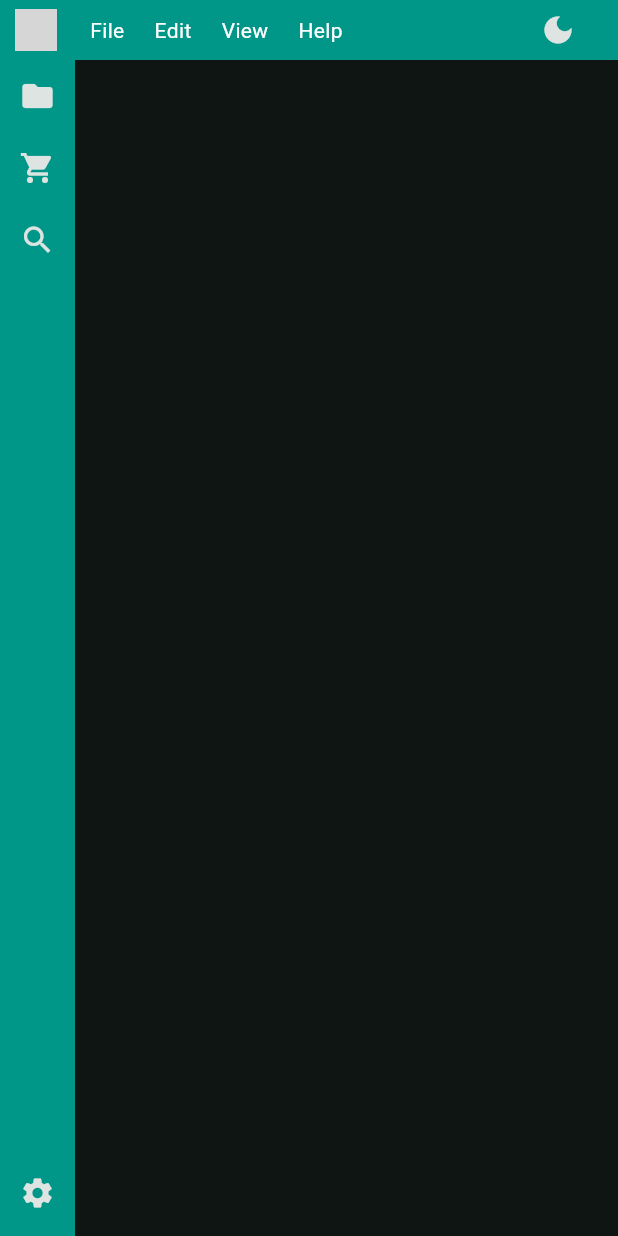
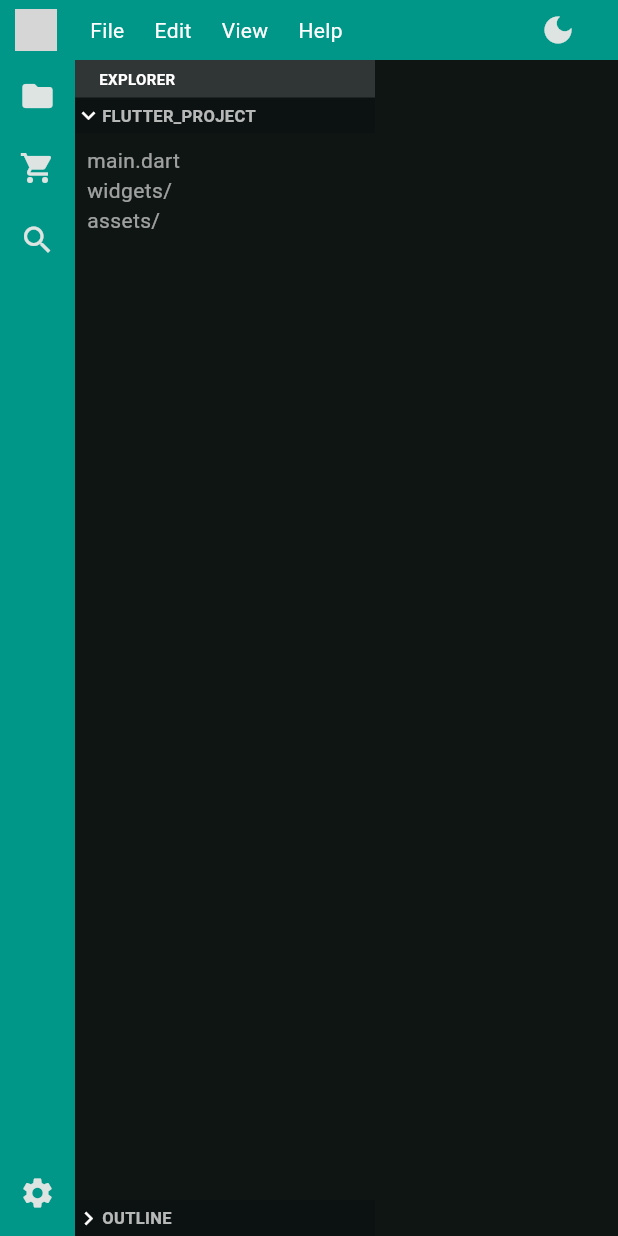
Before and after one commit to Scout2424/PhoneBoard_Project, a Flutter app: the screen it shows after launch, on a phone screen of 412 x 824 dp. Run offline on Flutter 3.47's test engine with Material 3 defaults, Android fonts, the phone set to English and light mode, and no system bars; grey boxes are pictures that could not be loaded.

Commit message:
Version 2.3 : File Explorer

```diff
--- /dev/null
+++ b/lib/widgets/file_explorer.dart
@@ -0,0 +1,114 @@
+import 'package:flutter/material.dart';
+
+class FileExplorer extends StatefulWidget {
+  const FileExplorer({super.key});
+
+  @override
+  State<FileExplorer> createState() => _FileExplorerState();
+}
+
+class _FileExplorerState extends State<FileExplorer> {
+  // State to track which sections are open
+  bool _isProjectOpen = true;
+  bool _isOutlineOpen = false;
+
+  @override
+  Widget build(BuildContext context) {
+    return Container(
+      width: 200,
+      color: Theme.of(context).colorScheme.surface,
+      child: Column(
+        children: [
+          // 1. HEADER (Static)
+          Container(
+            height: 25,
+            width: double.infinity,
+            alignment: Alignment.centerLeft,
+            padding: const EdgeInsets.only(left: 16),
+            color: Theme.of(context).colorScheme.surfaceContainerHighest,
+            child: const Text(
+              'EXPLORER',
+              style: TextStyle(
+                fontSize: 10,
+                fontWeight: FontWeight.bold,
+                color: Colors.white,
+              ),
+            ),
+          ),
+
+          // 2. PROJECT SECTION
+          _buildExpansionSection(
+            title: "FLUTTER_PROJECT",
+            isExpanded: _isProjectOpen,
+            onExpansionChanged: (val) => setState(() => _isProjectOpen = val),
+            content: "main.dart\nwidgets/\nassets/",
+          ),
+
+          // 3. SECOND SECTION (e.g., Outline or Dependencies)
+          _buildExpansionSection(
+            title: "OUTLINE",
+            isExpanded: _isOutlineOpen,
+            onExpansionChanged: (val) => setState(() => _isOutlineOpen = val),
+            content: "class MyIDEApp\n  build()\nclass Home",
+          ),
+        ],
+      ),
+    );
+  }
+
+  // Helper method to create modular sections
+  Widget _buildExpansionSection({
+    required String title,
+    required bool isExpanded,
+    required ValueChanged<bool> onExpansionChanged,
+    required String content,
+  }) {
+    return Expanded(
+      // If closed, it only takes its own height. If open, it expands.
+      flex: isExpanded ? 1 : 0,
+      child: Column(
+        children: [
+          // The clickable header
+          InkWell(
+            onTap: () => onExpansionChanged(!isExpanded),
+            child: Container(
+              height: 24,
+              color: Colors.black12,
+              child: Row(
+                children: [
+                  Icon(
+                    isExpanded
+                        ? Icons.keyboard_arrow_down
+                        : Icons.keyboard_arrow_right,
+                    size: 18,
+                    color: Colors.white,
+                  ),
+                  Text(
+                    title,
+                    style: const TextStyle(
+                      fontSize: 11,
+                      fontWeight: FontWeight.bold,
+                      color: Colors.white70,
+                    ),
+                  ),
+                ],
+              ),
+            ),
+          ),
+          // The Content
+          if (isExpanded)
+            Expanded(
+              child: Container(
+                width: double.infinity,
+                padding: const EdgeInsets.all(8),
+                child: Text(
+                  content,
+                  style: const TextStyle(color: Colors.white60),
+                ),
+              ),
+            ),
+        ],
+      ),
+    );
+  }
+}
--- a/lib/widgets/home.dart
+++ b/lib/widgets/home.dart
@@ -1,4 +1,5 @@
 import 'package:flutter/material.dart';
+import 'package:flutter_ide/widgets/file_explorer.dart';
 import 'package:flutter_ide/widgets/side_bar.dart';
 import 'package:flutter_ide/widgets/top_bar.dart';
 
@@ -17,7 +18,7 @@ class _HomeState extends State<Home> {
         child: Column(
           children: [
             TopBar(),
-            Expanded(child: Row(children: [SideBar()])),
+            Expanded(child: Row(children: [SideBar(), FileExplorer()])),
           ],
         ),
       ),
```
